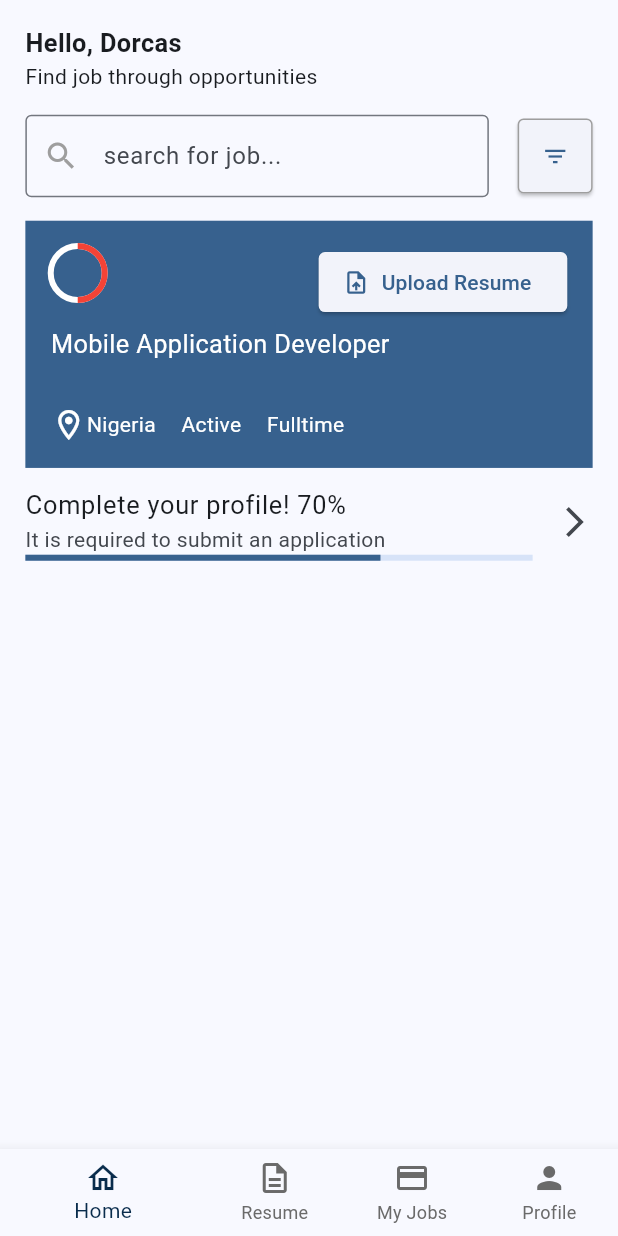
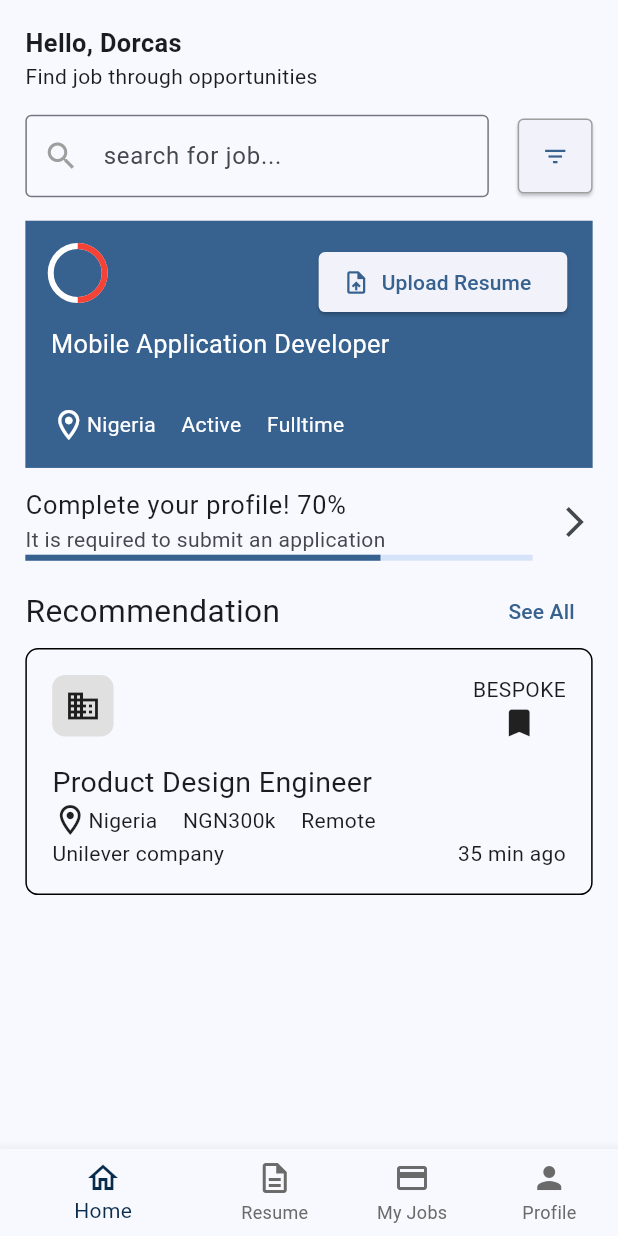
Before and after one commit to Luomah/bespoke_ai_job_app, a Flutter app: the screen it shows after launch, on a phone screen of 412 x 824 dp. Run offline on Flutter 3.47's test engine with Material 3 defaults, Android fonts, the phone set to English and light mode, and no system bars; our stand-ins replace flutter_screenutil.

Commit message:
Added Job Post and completed HOMEVIEW

```diff
--- a/lib/features/home/ui/pages/home_view.dart
+++ b/lib/features/home/ui/pages/home_view.dart
@@ -1,3 +1,5 @@
+import 'package:bespoke_ai_job_app/features/home/ui/widgets/job_post_item.dart';
+import 'package:bespoke_ai_job_app/features/home/ui/widgets/profile_notice_card.dart';
 import 'package:bespoke_ai_job_app/features/home/ui/widgets/search_section_widget.dart';
 import 'package:bespoke_ai_job_app/features/home/ui/widgets/user_job_card.dart';
 import 'package:flutter/material.dart';
@@ -29,27 +31,23 @@ class HomeView extends StatelessWidget {
               height: 16.h,
             ),
             UserJobCard(),
+            ProfileCompletionNoticeCard(),
             Container(
-              child: ListTile(
-                contentPadding: EdgeInsets.zero,
-                trailing: Icon(Icons.arrow_forward_ios),
-                title: Text(
-                  "Complete your profile! 70%",
-                  style: TextStyle(
-                    fontSize: 16.sp,
+              child: Row(
+                mainAxisAlignment: MainAxisAlignment.spaceBetween,
+                children: [
+                  Text(
+                    "Recommendation",
+                    style: TextStyle(fontSize: 20.sp),
                   ),
-                ),
-                subtitle: Column(
-                  crossAxisAlignment: CrossAxisAlignment.start,
-                  children: [
-                    Text("It is required to submit an application"),
-                    LinearProgressIndicator(
-                      value: 0.7,
-                    )
-                  ],
-                ),
+                  TextButton(
+                    onPressed: () {},
+                    child: Text("See All"),
+                  )
+                ],
               ),
-            )
+            ),
+            const JobPostItem()
           ],
         ),
       ),
--- /dev/null
+++ b/lib/features/home/ui/widgets/job_post_item.dart
@@ -0,0 +1,76 @@
+
+
+import 'package:flutter/material.dart';
+import 'package:flutter_screenutil/flutter_screenutil.dart';
+
+class JobPostItem extends StatelessWidget {
+  const JobPostItem({
+    super.key,
+  });
+
+  @override
+  Widget build(BuildContext context) {
+    return Container(
+      height: MediaQuery.of(context).size.height * 0.20,
+      decoration: BoxDecoration(
+        border: Border.all(),
+        borderRadius: BorderRadius.circular(8.sp),
+      ),
+      child: Stack(
+        children: [
+          Positioned(
+            top: 16.sp,
+            right: 16.sp,
+            child: Column(
+              children: [
+                Text("BESPOKE"),
+                Icon(Icons.bookmark),
+              ],
+            ),
+          ),
+          Positioned(
+            bottom: 16.sp,
+            right: 16.sp,
+            child: Text("35 min ago"),
+          ),
+          Positioned(
+            bottom: 16.sp,
+            left: 16.sp,
+            // alignment: Alignment.bottomLeft,
+            child: Column(
+              crossAxisAlignment: CrossAxisAlignment.start,
+              children: [
+                Container(
+                  padding: EdgeInsets.all(8.sp),
+                  decoration: BoxDecoration(
+                    color: Colors.grey.shade300,
+                    borderRadius: BorderRadius.circular(8.sp),
+                  ),
+                  child: Icon(Icons.business),
+                ),
+                SizedBox(
+                  height: 16.w,
+                ),
+                Text(
+                  "Product Design Engineer",
+                  style: TextStyle(fontSize: 18.sp),
+                ),
+                Row(
+                  children: [
+                    Icon(Icons.location_on_outlined),
+                    Text("Nigeria"),
+                    SizedBox(width: 16.w),
+                    Text("NGN300k"),
+                    SizedBox(width: 16.w),
+                    Text("Remote"),
+                  ],
+                ),
+                Text("Unilever company"),
+              ],
+            ),
+          ),
+        ],
+      ),
+    );
+  }
+}
--- /dev/null
+++ b/lib/features/home/ui/widgets/profile_notice_card.dart
@@ -0,0 +1,35 @@
+
+
+import 'package:flutter/material.dart';
+import 'package:flutter_screenutil/flutter_screenutil.dart';
+
+class ProfileCompletionNoticeCard extends StatelessWidget {
+  const ProfileCompletionNoticeCard({
+    super.key,
+  });
+
+  @override
+  Widget build(BuildContext context) {
+    return Container(
+      child: ListTile(
+        contentPadding: EdgeInsets.zero,
+        trailing: Icon(Icons.arrow_forward_ios),
+        title: Text(
+          "Complete your profile! 70%",
+          style: TextStyle(
+            fontSize: 16.sp,
+          ),
+        ),
+        subtitle: Column(
+          crossAxisAlignment: CrossAxisAlignment.start,
+          children: [
+            Text("It is required to submit an application"),
+            LinearProgressIndicator(
+              value: 0.7,
+            )
+          ],
+        ),
+      ),
+    );
+  }
+}
```
